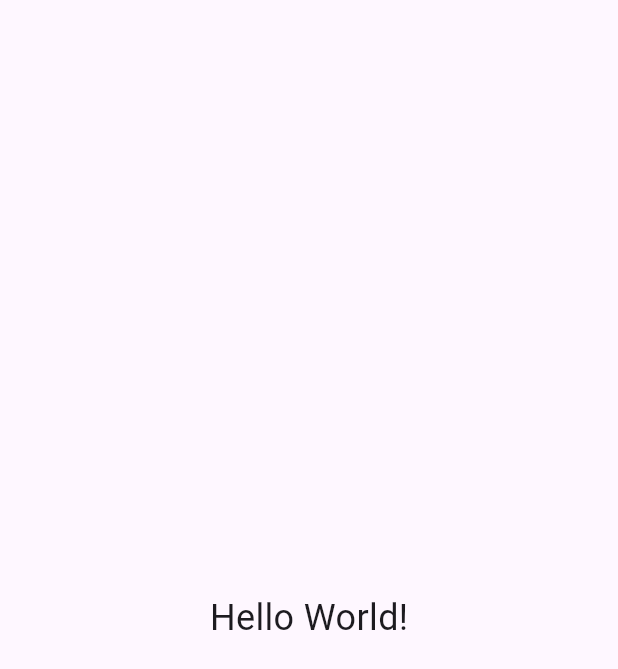
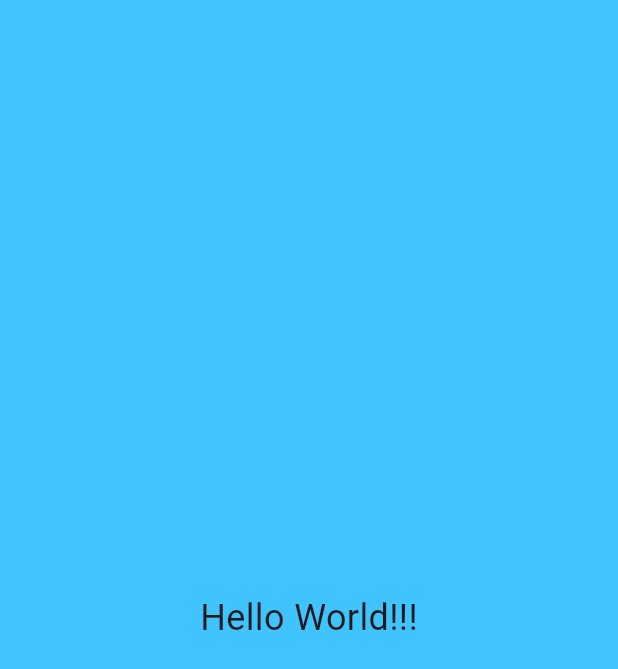
Before and after one commit to git-Rey/programming_nc4, a Flutter app: the screen it shows after launch, on a phone screen of 412 x 824 dp. Shown: the top 669 px of the screen. Run offline on Flutter 3.47's test engine with Material 3 defaults, Android fonts, the phone set to English and light mode, and no system bars.

Commit message:
feat(main.dart): add Hello World! centered text

```diff
--- a/lib/main.dart
+++ b/lib/main.dart
@@ -1,19 +1,76 @@
 import 'package:flutter/material.dart';
 
-void main() => runApp(MyApp());
+void main() {
+  runApp(const MyApp());
+}
 
 class MyApp extends StatelessWidget {
+  const MyApp({super.key});
+
+  // This widget is the root of your application.
   @override
   Widget build(BuildContext context) {
     return MaterialApp(
-      home: Scaffold(
-        body: Center(
-          child: Text(
-            'Hello World!',
-            style: TextStyle(fontSize: 24),
-          ),
-        ),
+      title: 'Flutter Demo',
+      theme: ThemeData(
+        // This is the theme of your application.
+        //
+        // TRY THIS: Try running your application with "flutter run". You'll see
+        // the application has a purple toolbar. Then, without quitting the app,
+        // try changing the seedColor in the colorScheme below to Colors.green
+        // and then invoke "hot reload" (save your changes or press the "hot
+        // reload" button in a Flutter-supported IDE, or press "r" if you used
+        // the command line to start the app).
+        //
+        // Notice that the counter didn't reset back to zero; the application
+        // state is not lost during the reload. To reset the state, use hot
+        // restart instead.
+        //
+        // This works for code too, not just values: Most code changes can be
+        // tested with just a hot reload.
+        colorScheme: ColorScheme.fromSeed(seedColor: Colors.deepPurple),
       ),
+      home: const MyHomePage(title: 'Flutter Demo Home Page'),
     );
   }
 }
+
+class MyHomePage extends StatefulWidget {
+  const MyHomePage({super.key, required this.title});
+
+  // This widget is the home page of your application. It is stateful, meaning
+  // that it has a State object (defined below) that contains fields that affect
+  // how it looks.
+
+  // This class is the configuration for the state. It holds the values (in this
+  // case the title) provided by the parent (in this case the App widget) and
+  // used by the build method of the State. Fields in a Widget subclass are
+  // always marked "final".
+
+  final String title;
+
+  @override
+  State<MyHomePage> createState() => _MyHomePageState();
+}
+
+class _MyHomePageState extends State<MyHomePage> {
+
+  @override
+  Widget build(BuildContext context) {
+    // This method is rerun every time setState is called, for instance as done
+    // by the _incrementCounter method above.
+    //
+    // The Flutter framework has been optimized to make rerunning build methods
+    // fast, so that you can just rebuild anything that needs updating rather
+    // than having to individually change instances of widgets.
+    return const Scaffold(
+      backgroundColor: Colors.lightBlueAccent,
+        body: Center(
+          child: Text(
+            'Hello World!!!',
+              style: TextStyle(fontSize: 24),
+          ),
+        ),
+    );
+  }
+}
```
Also changed, not shown: 1 other file.
